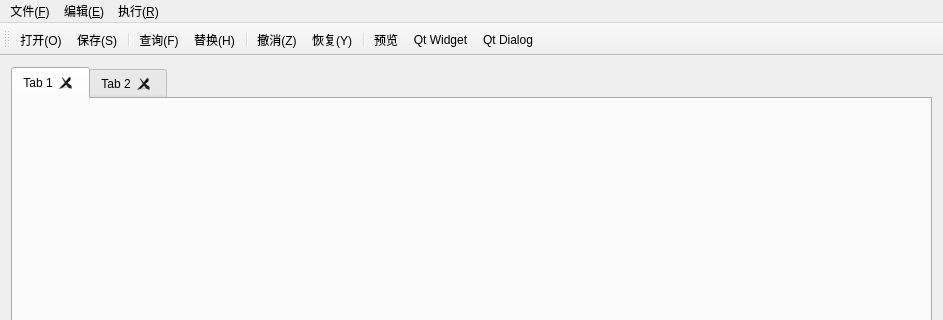
Above: QtCustomUIApp/FQtCustomUIApp.ui from aijiekj/QtUITools before the change; both pictures show x 0 to 943 and y 0 to 320 of the 943 by 663 pixel window. Below: the same form after it.
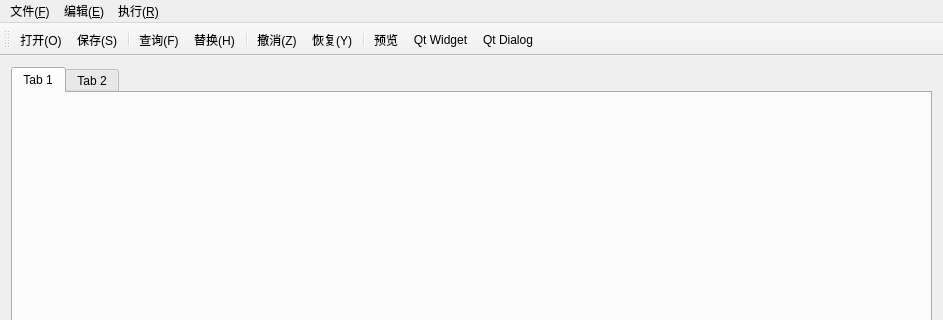
That is the form after the change. Icons and pictures are not drawn.

Patch:
```diff
--- a/QtCustomUIApp/FQtCustomUIApp.ui
+++ b/QtCustomUIApp/FQtCustomUIApp.ui
@@ -27,30 +27,6 @@
    <layout class="QGridLayout" name="gridLayout">
     <item row="0" column="0">
      <widget class="QTabWidget" name="tabWidget">
-      <property name="styleSheet">
-       <string notr="true">QTabBar::close-button {	
-	image: url(:/FQtCustomUIApp/images/close_48px.png);
-    subcontrol-position: right;
-}
-QTabBar::close-button:hover {    
-	image: url(:/FQtCustomUIApp/images/clear_48px.png);
-}</string>
-      </property>
-      <property name="tabShape">
-       <enum>QTabWidget::Rounded</enum>
-      </property>
-      <property name="currentIndex">
-       <number>0</number>
-      </property>
-      <property name="tabsClosable">
-       <bool>true</bool>
-      </property>
-      <property name="movable">
-       <bool>true</bool>
-      </property>
-      <property name="tabBarAutoHide">
-       <bool>true</bool>
-      </property>
       <widget class="QWidget" name="tab">
        <attribute name="title">
         <string>Tab 1</string>
```
Left out of the diff: 2 changed lines with no effect on the pictures.
